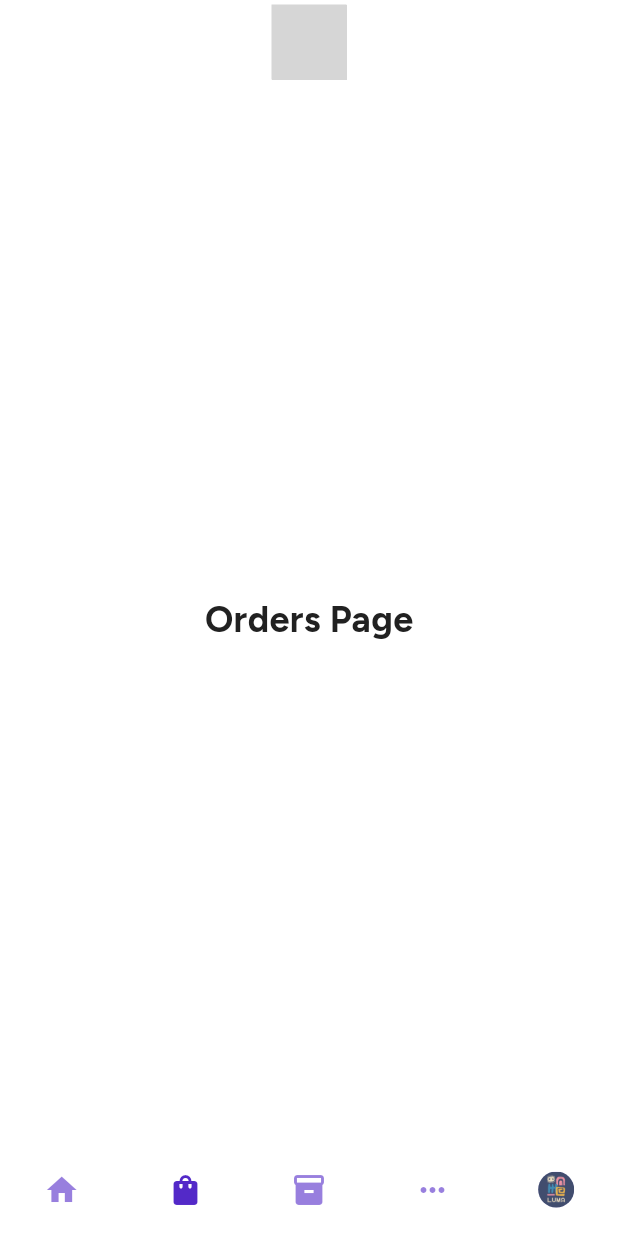
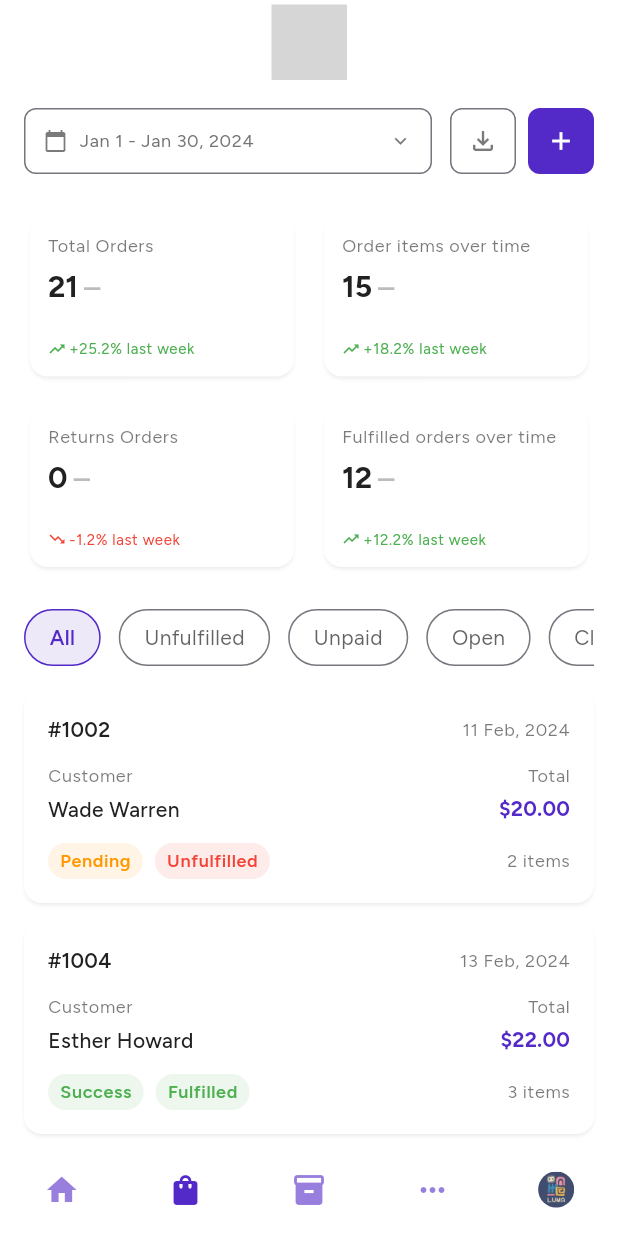
Before and after one commit to kmmelissat/vendly, a Flutter app: the screen it shows after launch, item 2 of the bottom bar chosen, on a phone screen of 412 x 824 dp. Run offline on Flutter 3.47's test engine with Material 3 defaults, Android fonts, the phone set to English and light mode, and no system bars; our stand-ins replace flutter_svg, google_fonts; network calls fail; grey boxes are pictures that could not be loaded.

Commit message:
✨ Add OrdersPage to main.dart: included OrdersPage import and removed its initial implementation for future development.

```diff
--- a/lib/main.dart
+++ b/lib/main.dart
@@ -5,6 +5,7 @@ import 'theme/app_theme.dart';
 import 'widgets/custom_app_bar.dart';
 import 'widgets/custom_bottom_nav_bar.dart';
 import 'pages/home_page.dart';
+import 'pages/orders_page.dart';
 import 'providers/theme_provider.dart';
 
 void main() async {
@@ -93,20 +94,6 @@ class _MainPageState extends State<MainPage> {
   }
 }
 
-class OrdersPage extends StatelessWidget {
-  const OrdersPage({super.key});
-
-  @override
-  Widget build(BuildContext context) {
-    return const Center(
-      child: Text(
-        'Orders Page',
-        style: TextStyle(fontSize: 24, fontWeight: FontWeight.bold),
-      ),
-    );
-  }
-}
-
 class ProductsPage extends StatelessWidget {
   const ProductsPage({super.key});
 
--- /dev/null
+++ b/lib/pages/orders_page.dart
@@ -0,0 +1,568 @@
+import 'package:flutter/material.dart';
+import 'package:intl/intl.dart';
+
+class OrdersPage extends StatefulWidget {
+  const OrdersPage({super.key});
+
+  @override
+  State<OrdersPage> createState() => _OrdersPageState();
+}
+
+class _OrdersPageState extends State<OrdersPage> {
+  int selectedFilterIndex = 0;
+  final List<String> filterTabs = [
+    'All',
+    'Unfulfilled',
+    'Unpaid',
+    'Open',
+    'Closed',
+  ];
+
+  // Date range state
+  DateTimeRange? selectedDateRange;
+  late DateTimeRange defaultDateRange;
+
+  @override
+  void initState() {
+    super.initState();
+    // Initialize with January 1-30, 2024
+    defaultDateRange = DateTimeRange(
+      start: DateTime(2024, 1, 1),
+      end: DateTime(2024, 1, 30),
+    );
+    selectedDateRange = defaultDateRange;
+  }
+
+  final List<Map<String, dynamic>> sampleOrders = [
+    {
+      'id': '#1002',
+      'date': '11 Feb, 2024',
+      'customer': 'Wade Warren',
+      'payment': 'Pending',
+      'total': '\$20.00',
+      'items': '2 items',
+      'fulfillment': 'Unfulfilled',
+      'paymentColor': const Color(0xFFFF9800),
+      'fulfillmentColor': const Color(0xFFF44336),
+    },
+    {
+      'id': '#1004',
+      'date': '13 Feb, 2024',
+      'customer': 'Esther Howard',
+      'payment': 'Success',
+      'total': '\$22.00',
+      'items': '3 items',
+      'fulfillment': 'Fulfilled',
+      'paymentColor': const Color(0xFF4CAF50),
+      'fulfillmentColor': const Color(0xFF4CAF50),
+    },
+    {
+      'id': '#1007',
+      'date': '15 Feb, 2024',
+      'customer': 'Jenny Wilson',
+      'payment': 'Pending',
+      'total': '\$25.00',
+      'items': '1 items',
+      'fulfillment': 'Unfulfilled',
+      'paymentColor': const Color(0xFFFF9800),
+      'fulfillmentColor': const Color(0xFFF44336),
+    },
+    {
+      'id': '#1009',
+      'date': '17 Feb, 2024',
+      'customer': 'Guy Hawkins',
+      'payment': 'Success',
+      'total': '\$27.00',
+      'items': '5 items',
+      'fulfillment': 'Fulfilled',
+      'paymentColor': const Color(0xFF4CAF50),
+      'fulfillmentColor': const Color(0xFF4CAF50),
+    },
+    {
+      'id': '#1011',
+      'date': '19 Feb, 2024',
+      'customer': 'Jacob Jones',
+      'payment': 'Pending',
+      'total': '\$32.00',
+      'items': '4 items',
+      'fulfillment': 'Unfulfilled',
+      'paymentColor': const Color(0xFFFF9800),
+      'fulfillmentColor': const Color(0xFFF44336),
+    },
+  ];
+
+  @override
+  Widget build(BuildContext context) {
+    return SingleChildScrollView(
+      padding: const EdgeInsets.all(16.0),
+      child: Column(
+        crossAxisAlignment: CrossAxisAlignment.start,
+        children: [
+          // Header with date picker and actions
+          _buildHeader(context),
+          const SizedBox(height: 24),
+
+          // Statistics Cards
+          _buildStatisticsCards(context),
+          const SizedBox(height: 24),
+
+          // Filter Tabs
+          _buildFilterTabs(context),
+          const SizedBox(height: 16),
+
+          // Orders List
+          _buildOrdersList(context),
+        ],
+      ),
+    );
+  }
+
+  Widget _buildHeader(BuildContext context) {
+    return Row(
+      children: [
+        // Date picker with flexible but constrained width
+        Flexible(
+          flex: 3,
+          child: GestureDetector(
+            onTap: () => _showDateRangePicker(context),
+            child: Container(
+              height: 44, // Same height as buttons
+              padding: const EdgeInsets.symmetric(horizontal: 12),
+              decoration: BoxDecoration(
+                border: Border.all(color: Theme.of(context).dividerColor),
+                borderRadius: BorderRadius.circular(8),
+              ),
+              child: Row(
+                children: [
+                  Icon(
+                    Icons.calendar_today,
+                    size: 16,
+                    color: Theme.of(
+                      context,
+                    ).colorScheme.onSurface.withOpacity(0.6),
+                  ),
+                  const SizedBox(width: 8),
+                  Expanded(
+                    child: Text(
+                      _formatDateRange(selectedDateRange ?? defaultDateRange),
+                      style: Theme.of(context).textTheme.bodySmall,
+                      overflow: TextOverflow.ellipsis,
+                    ),
+                  ),
+                  const SizedBox(width: 4),
+                  Icon(
+                    Icons.keyboard_arrow_down,
+                    size: 16,
+                    color: Theme.of(
+                      context,
+                    ).colorScheme.onSurface.withOpacity(0.6),
+                  ),
+                ],
+              ),
+            ),
+          ),
+        ),
+        const SizedBox(width: 12),
+        // Using SizedBox.square() to guarantee identical dimensions
+        SizedBox.square(
+          dimension: 44,
+          child: Material(
+            color: Colors.transparent,
+            child: InkWell(
+              borderRadius: BorderRadius.circular(8),
+              onTap: () {
+                // Export functionality
+              },
+              child: Container(
+                decoration: BoxDecoration(
+                  border: Border.all(color: Theme.of(context).dividerColor),
+                  borderRadius: BorderRadius.circular(8),
+                ),
+                child: Icon(
+                  Icons.file_download_outlined,
+                  size: 20,
+                  color: Theme.of(
+                    context,
+                  ).colorScheme.onSurface.withOpacity(0.6),
+                ),
+              ),
+            ),
+          ),
+        ),
+        const SizedBox(width: 8),
+        // Using SizedBox.square() to guarantee identical dimensions
+        SizedBox.square(
+          dimension: 44,
+          child: Material(
+            color: Colors.transparent,
+            child: InkWell(
+              borderRadius: BorderRadius.circular(8),
+              onTap: () {
+                // Create order functionality
+              },
+              child: Container(
+                decoration: BoxDecoration(
+                  color: const Color(0xFF5329C8),
+                  borderRadius: BorderRadius.circular(8),
+                ),
+                child: Icon(Icons.add, size: 20, color: Colors.white),
+              ),
+            ),
+          ),
+        ),
+      ],
+    );
+  }
+
+  Widget _buildStatisticsCards(BuildContext context) {
+    final stats = [
+      {
+        'title': 'Total Orders',
+        'value': '21',
+        'change': '+25.2% last week',
+        'isPositive': true,
+      },
+      {
+        'title': 'Order items over time',
+        'value': '15',
+        'change': '+18.2% last week',
+        'isPositive': true,
+      },
+      {
+        'title': 'Returns Orders',
+        'value': '0',
+        'change': '-1.2% last week',
+        'isPositive': false,
+      },
+      {
+        'title': 'Fulfilled orders over time',
+        'value': '12',
+        'change': '+12.2% last week',
+        'isPositive': true,
+      },
+    ];
+
+    return GridView.builder(
+      shrinkWrap: true,
+      physics: const NeverScrollableScrollPhysics(),
+      gridDelegate: const SliverGridDelegateWithFixedCrossAxisCount(
+        crossAxisCount: 2,
+        crossAxisSpacing: 12,
+        mainAxisSpacing: 12,
+        childAspectRatio: 1.6,
+      ),
+      itemCount: stats.length,
+      itemBuilder: (context, index) {
+        final stat = stats[index];
+        return Card(
+          elevation: 1,
+          shape: RoundedRectangleBorder(
+            borderRadius: BorderRadius.circular(12),
+          ),
+          child: Padding(
+            padding: const EdgeInsets.all(12.0),
+            child: Column(
+              crossAxisAlignment: CrossAxisAlignment.start,
+              children: [
+                Text(
+                  stat['title'] as String,
+                  style: Theme.of(context).textTheme.bodySmall?.copyWith(
+                    color: Theme.of(
+                      context,
+                    ).colorScheme.onSurface.withOpacity(0.6),
+                  ),
+                  maxLines: 2,
+                  overflow: TextOverflow.ellipsis,
+                ),
+                const SizedBox(height: 6),
+                Row(
+                  children: [
+                    Flexible(
+                      child: Text(
+                        stat['value'] as String,
+                        style: Theme.of(context).textTheme.headlineMedium
+                            ?.copyWith(fontWeight: FontWeight.bold),
+                        overflow: TextOverflow.ellipsis,
+                      ),
+                    ),
+                    const SizedBox(width: 4),
+                    Text(
+                      '–',
+                      style: Theme.of(context).textTheme.headlineMedium
+                          ?.copyWith(
+                            color: Theme.of(
+                              context,
+                            ).colorScheme.onSurface.withOpacity(0.3),
+                          ),
+                    ),
+                  ],
+                ),
+                const Spacer(),
+                Row(
+                  children: [
+                    Icon(
+                      (stat['isPositive'] as bool)
+                          ? Icons.trending_up
+                          : Icons.trending_down,
+                      size: 12,
+                      color: (stat['isPositive'] as bool)
+                          ? const Color(0xFF4CAF50)
+                          : const Color(0xFFF44336),
+                    ),
+                    const SizedBox(width: 2),
+                    Expanded(
+                      child: Text(
+                        stat['change'] as String,
+                        style: Theme.of(context).textTheme.bodySmall?.copyWith(
+                          color: (stat['isPositive'] as bool)
+                              ? const Color(0xFF4CAF50)
+                              : const Color(0xFFF44336),
+                          fontSize: 10,
+                        ),
+                        overflow: TextOverflow.ellipsis,
+                        maxLines: 1,
+                      ),
+                    ),
+                  ],
+                ),
+              ],
+            ),
+          ),
+        );
+      },
+    );
+  }
+
+  Widget _buildFilterTabs(BuildContext context) {
+    return SingleChildScrollView(
+      scrollDirection: Axis.horizontal,
+      child: Row(
+        children: filterTabs.asMap().entries.map((entry) {
+          final index = entry.key;
+          final tab = entry.value;
+          final isSelected = selectedFilterIndex == index;
+
+          return GestureDetector(
+            onTap: () {
+              setState(() {
+                selectedFilterIndex = index;
+              });
+            },
+            child: Container(
+              margin: const EdgeInsets.only(right: 12),
+              padding: const EdgeInsets.symmetric(horizontal: 16, vertical: 8),
+              decoration: BoxDecoration(
+                color: isSelected
+                    ? const Color(0xFF5329C8).withOpacity(0.1)
+                    : Colors.transparent,
+                border: Border.all(
+                  color: isSelected
+                      ? const Color(0xFF5329C8)
+                      : Theme.of(context).dividerColor,
+                ),
+                borderRadius: BorderRadius.circular(20),
+              ),
+              child: Text(
+                tab,
+                style: Theme.of(context).textTheme.bodyMedium?.copyWith(
+                  color: isSelected
+                      ? const Color(0xFF5329C8)
+                      : Theme.of(
+                          context,
+                        ).colorScheme.onSurface.withOpacity(0.7),
+                  fontWeight: isSelected ? FontWeight.w600 : FontWeight.normal,
+                ),
+              ),
+            ),
+          );
+        }).toList(),
+      ),
+    );
+  }
+
+  Widget _buildOrdersList(BuildContext context) {
+    return Column(
+      children: sampleOrders
+          .map((order) => _buildOrderCard(context, order))
+          .toList(),
+    );
+  }
+
+  Widget _buildOrderCard(BuildContext context, Map<String, dynamic> order) {
+    return Card(
+      margin: const EdgeInsets.only(bottom: 12),
+      elevation: 1,
+      shape: RoundedRectangleBorder(borderRadius: BorderRadius.circular(12)),
+      child: Padding(
+        padding: const EdgeInsets.all(16.0),
+        child: Column(
+          children: [
+            // Header Row
+            Row(
+              children: [
+                Text(
+                  order['id'],
+                  style: Theme.of(context).textTheme.titleMedium?.copyWith(
+                    fontWeight: FontWeight.w600,
+                  ),
+                ),
+                const Spacer(),
+                Text(
+                  order['date'],
+                  style: Theme.of(context).textTheme.bodySmall?.copyWith(
+                    color: Theme.of(
+                      context,
+                    ).colorScheme.onSurface.withOpacity(0.6),
+                  ),
+                ),
+              ],
+            ),
+            const SizedBox(height: 12),
+
+            // Customer and Total Row
+            Row(
+              children: [
+                Expanded(
+                  child: Column(
+                    crossAxisAlignment: CrossAxisAlignment.start,
+                    children: [
+                      Text(
+                        'Customer',
+                        style: Theme.of(context).textTheme.bodySmall?.copyWith(
+                          color: Theme.of(
+                            context,
+                          ).colorScheme.onSurface.withOpacity(0.6),
+                        ),
+                      ),
+                      const SizedBox(height: 4),
+                      Text(
+                        order['customer'],
+                        style: Theme.of(context).textTheme.bodyMedium?.copyWith(
+                          fontWeight: FontWeight.w500,
+                        ),
+                      ),
+                    ],
+                  ),
+                ),
+                Column(
+                  crossAxisAlignment: CrossAxisAlignment.end,
+                  children: [
+                    Text(
+                      'Total',
+                      style: Theme.of(context).textTheme.bodySmall?.copyWith(
+                        color: Theme.of(
+                          context,
+                        ).colorScheme.onSurface.withOpacity(0.6),
+                      ),
+                    ),
+                    const SizedBox(height: 4),
+                    Text(
+                      order['total'],
+                      style: Theme.of(context).textTheme.titleMedium?.copyWith(
+                        fontWeight: FontWeight.bold,
+                        color: const Color(0xFF5329C8),
+                      ),
+                    ),
+                  ],
+                ),
+              ],
+            ),
+            const SizedBox(height: 12),
+
+            // Status Row
+            Row(
+              children: [
+                // Payment Status
+                Container(
+                  padding: const EdgeInsets.symmetric(
+                    horizontal: 8,
+                    vertical: 4,
+                  ),
+                  decoration: BoxDecoration(
+                    color: (order['paymentColor'] as Color).withOpacity(0.1),
+                    borderRadius: BorderRadius.circular(12),
+                  ),
+                  child: Text(
+                    order['payment'],
+                    style: Theme.of(context).textTheme.bodySmall?.copyWith(
+                      color: order['paymentColor'] as Color,
+                      fontWeight: FontWeight.w600,
+                    ),
+                  ),
+                ),
+                const SizedBox(width: 8),
+
+                // Fulfillment Status
+                Container(
+                  padding: const EdgeInsets.symmetric(
+                    horizontal: 8,
+                    vertical: 4,
+                  ),
+                  decoration: BoxDecoration(
+                    color: (order['fulfillmentColor'] as Color).withOpacity(
+                      0.1,
+                    ),
+                    borderRadius: BorderRadius.circular(12),
+                  ),
+                  child: Text(
+                    order['fulfillment'],
+                    style: Theme.of(context).textTheme.bodySmall?.copyWith(
+                      color: order['fulfillmentColor'] as Color,
+                      fontWeight: FontWeight.w600,
+                    ),
+                  ),
+                ),
+                const Spacer(),
+
+                // Items count
+                Text(
+                  order['items'],
+                  style: Theme.of(context).textTheme.bodySmall?.copyWith(
+                    color: Theme.of(
+                      context,
+                    ).colorScheme.onSurface.withOpacity(0.6),
+                  ),
+                ),
+              ],
+            ),
+          ],
+        ),
+      ),
+    );
+  }
+
+  // Date picker functionality
+  Future<void> _showDateRangePicker(BuildContext context) async {
+    final DateTimeRange? picked = await showDateRangePicker(
+      context: context,
+      firstDate: DateTime(2020),
+      lastDate: DateTime.now().add(const Duration(days: 365)),
+      initialDateRange: selectedDateRange ?? defaultDateRange,
+      builder: (context, child) {
+        return Theme(
+          data: Theme.of(context).copyWith(
+            colorScheme: Theme.of(
+              context,
+            ).colorScheme.copyWith(primary: const Color(0xFF5329C8)),
+          ),
+          child: child!,
+        );
+      },
+    );
+
+    if (picked != null && picked != selectedDateRange) {
+      setState(() {
+        selectedDateRange = picked;
+      });
+    }
+  }
+
+  String _formatDateRange(DateTimeRange dateRange) {
+    final DateFormat formatter = DateFormat('MMM d');
+    final String startDate = formatter.format(dateRange.start);
+    final String endDate = formatter.format(dateRange.end);
+    final String year = DateFormat('yyyy').format(dateRange.start);
+
+    return '$startDate - $endDate, $year';
+  }
+}
```
